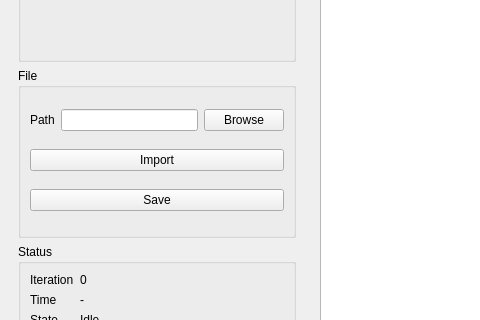
Before: the Qt Designer form src/GUI/mainwindow.ui in mhps-null/Tucil1_13524053, drawn with Qt 5; both pictures show x 0 to 480 and y 126 to 446 of the 913 by 636 pixel window.
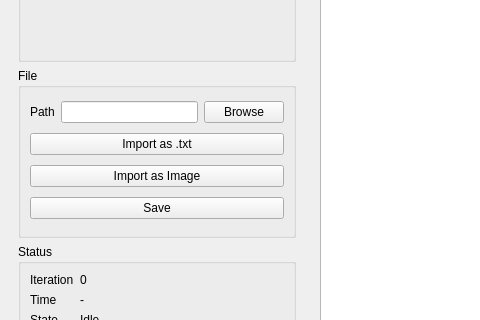
After: the same form once the commit is applied.

Commit message: feat: init import as image

```diff
--- a/src/GUI/mainwindow.ui
+++ b/src/GUI/mainwindow.ui
@@ -86,17 +86,24 @@
             <item row="1" column="0" colspan="3">
              <widget class="QPushButton" name="pushButtonImport">
               <property name="text">
-               <string>Import</string>
+               <string>Import as .txt</string>
               </property>
              </widget>
             </item>
-            <item row="2" column="0" colspan="3">
+            <item row="3" column="0" colspan="3">
              <widget class="QPushButton" name="pushButtonSave">
               <property name="text">
                <string>Save</string>
               </property>
              </widget>
             </item>
+            <item row="2" column="0" colspan="3">
+             <widget class="QPushButton" name="pushButtonImportImage">
+              <property name="text">
+               <string>Import as Image</string>
+              </property>
+             </widget>
+            </item>
            </layout>
           </widget>
          </item>
```
The commit also changes 4 other files.
